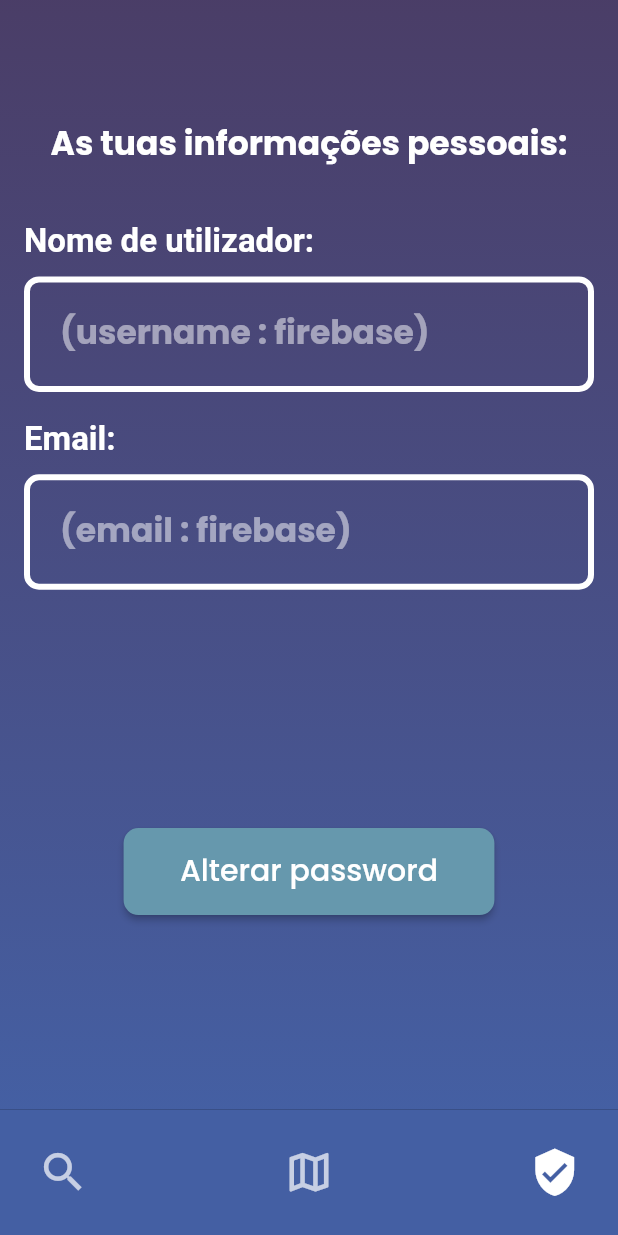
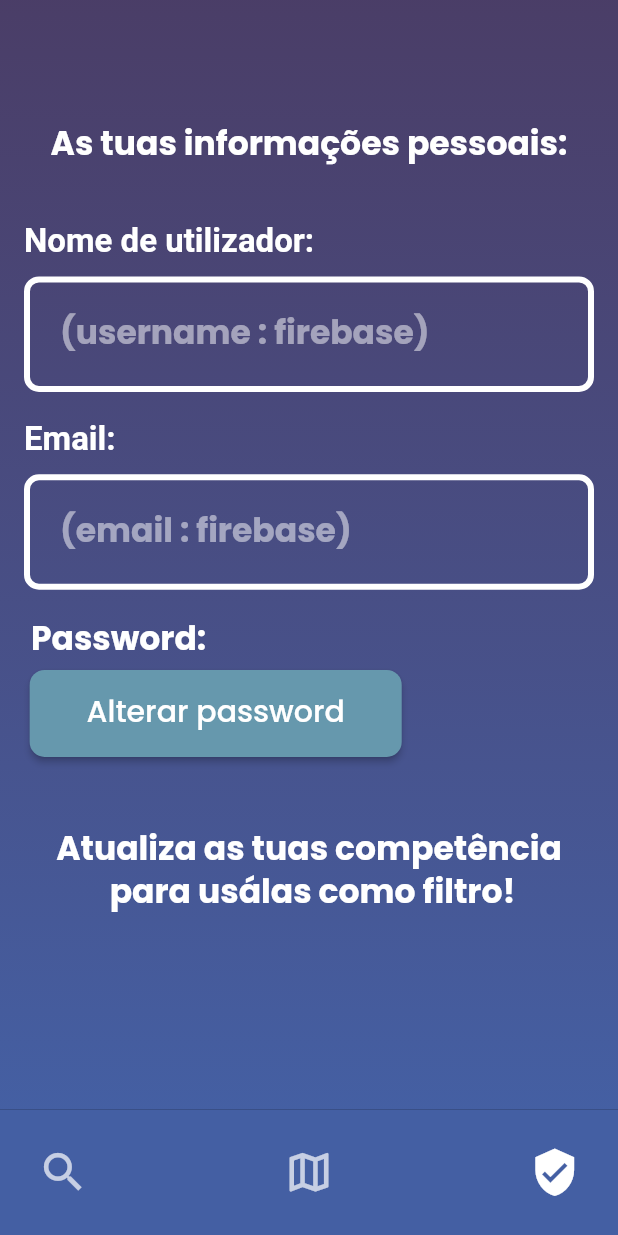
Before and after one commit to AndreSantos03/Y2S2-SoftwareEngineer, a Flutter app: the screen it shows after launch, item 3 of the bottom bar chosen, on a phone screen of 412 x 824 dp. Run offline on Flutter 3.47's test engine with Material 2 defaults, Android fonts, the phone set to English and light mode, and no system bars; drawn by our look-alikes of google_nav_bar; our stand-ins replace equatable, google_fonts; missing offline and left inert: dart_numerics; network calls fail.

Commit message:
user-screen update info frontend

```diff
--- a/app/lib/views/pages/user-screen.dart
+++ b/app/lib/views/pages/user-screen.dart
@@ -56,11 +56,46 @@ class UserScreen extends StatelessWidget {
                 hintText: '(email : firebase)',
               )),
           Positioned(
-              top: screenHeight * 0.67,
-              left: 0,
-              right: 0,
-              child:
-                  RectangularButton(text: 'Alterar password', onPressed: () {}, horizontalMargin: screenWidth * 0.2, backGroundColor: Color.fromRGBO(102, 152, 173, 1),))
+            top: screenHeight * 0.5,
+            left: screenWidth * 0.05,
+            child: Text(
+              'Password:',
+              textAlign: TextAlign.center,
+              style: SafeGoogleFont(
+                'Poppins',
+                fontSize: 22,
+                fontWeight: FontWeight.w700,
+                height: 1.3,
+                color: const Color(0xffffffff),
+              ),
+            ),
+          ),
+          Positioned(
+              top: screenHeight * 0.542,
+              left: screenWidth * 0.048,
+              right: screenWidth * 0.35,
+              child: RectangularButton(
+                text: 'Alterar password',
+                onPressed: () {},
+                horizontalMargin: 0,
+                backGroundColor: const Color.fromRGBO(102, 152, 173, 1),
+              )),
+          Positioned(
+            top: screenHeight * 0.67,
+            left: 0,
+            right: 0,
+            child: Text(
+              'Atualiza as tuas competência \n para usálas como filtro!',
+              textAlign: TextAlign.center,
+              style: SafeGoogleFont(
+                'Poppins',
+                fontSize: 22,
+                fontWeight: FontWeight.w700,
+                height: 1.3,
+                color: const Color(0xffffffff),
+              ),
+            ),
+          ),
         ],
       ),
       backgroundColor: Colors.black,
```
